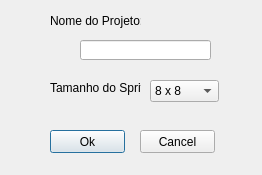
Old version of the form SpriteTool/newprojectwindow.ui in the repository renatolond/DsTools.
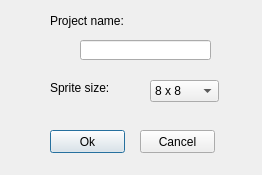
New version of the form.

```diff
--- a/SpriteTool/newprojectwindow.ui
+++ b/SpriteTool/newprojectwindow.ui
@@ -33,7 +33,7 @@
     </rect>
    </property>
    <property name="text">
-    <string>Nome do Projeto:</string>
+    <string>Project name:</string>
    </property>
   </widget>
   <widget class="QPushButton" name="btn_ok">
@@ -142,7 +142,7 @@
     </rect>
    </property>
    <property name="text">
-    <string>Tamanho do Sprite:</string>
+    <string>Sprite size:</string>
    </property>
   </widget>
  </widget>
```
Left out of the diff: 2 changed lines with no effect on the pictures.
